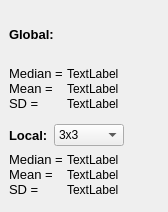
This is src/iview/dockwidgets/ivstatisticsdockwidget.ui in schirmermischa/THELI as Qt 5 draws it before an edit. The edited form follows.
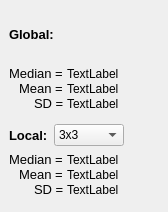
This is the edited form.

Commit message: IView layout changes. Fixed cursor appearance in magnifier window. Pisiton still inaccurate due to discretized way of zooming into the window.

Diff of the .ui file:
```diff
--- a/src/iview/dockwidgets/ivstatisticsdockwidget.ui
+++ b/src/iview/dockwidgets/ivstatisticsdockwidget.ui
@@ -43,6 +43,9 @@
     </item>
     <item row="1" column="0" colspan="3">
      <layout class="QFormLayout" name="formLayout">
+      <property name="labelAlignment">
+       <set>Qt::AlignRight|Qt::AlignTrailing|Qt::AlignVCenter</set>
+      </property>
       <property name="horizontalSpacing">
        <number>0</number>
       </property>
@@ -202,6 +205,9 @@
     </item>
     <item row="3" column="0" colspan="3">
      <layout class="QFormLayout" name="formLayout_2">
+      <property name="labelAlignment">
+       <set>Qt::AlignRight|Qt::AlignTrailing|Qt::AlignVCenter</set>
+      </property>
       <property name="horizontalSpacing">
        <number>0</number>
       </property>
```
The commit also changes 6 other files.
